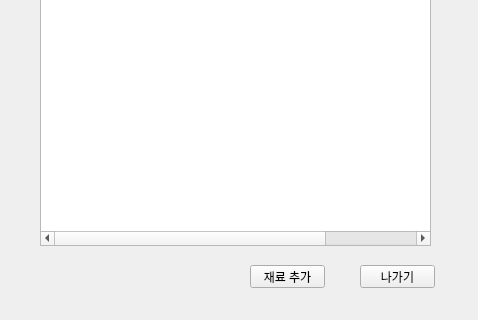
First picture: the form in ui/main.ui, repository ElisaBluebell/project7smartstore, before the edit; both pictures show x 0 to 478 and y 365 to 685 of the 478 by 685 pixel window.
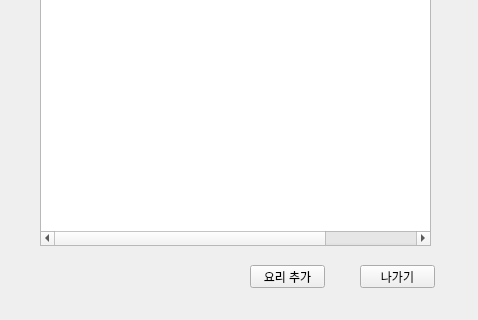
Second picture: the form after the edit.

What changed in the file:
```diff
--- a/ui/main.ui
+++ b/ui/main.ui
@@ -285,7 +285,7 @@
       </rect>
      </property>
      <property name="text">
-      <string>재료 추가</string>
+      <string>요리 추가</string>
      </property>
     </widget>
     <widget class="QLabel" name="bom_table_title">
```
Left out of the diff: 2 changed lines with no effect on the pictures.
